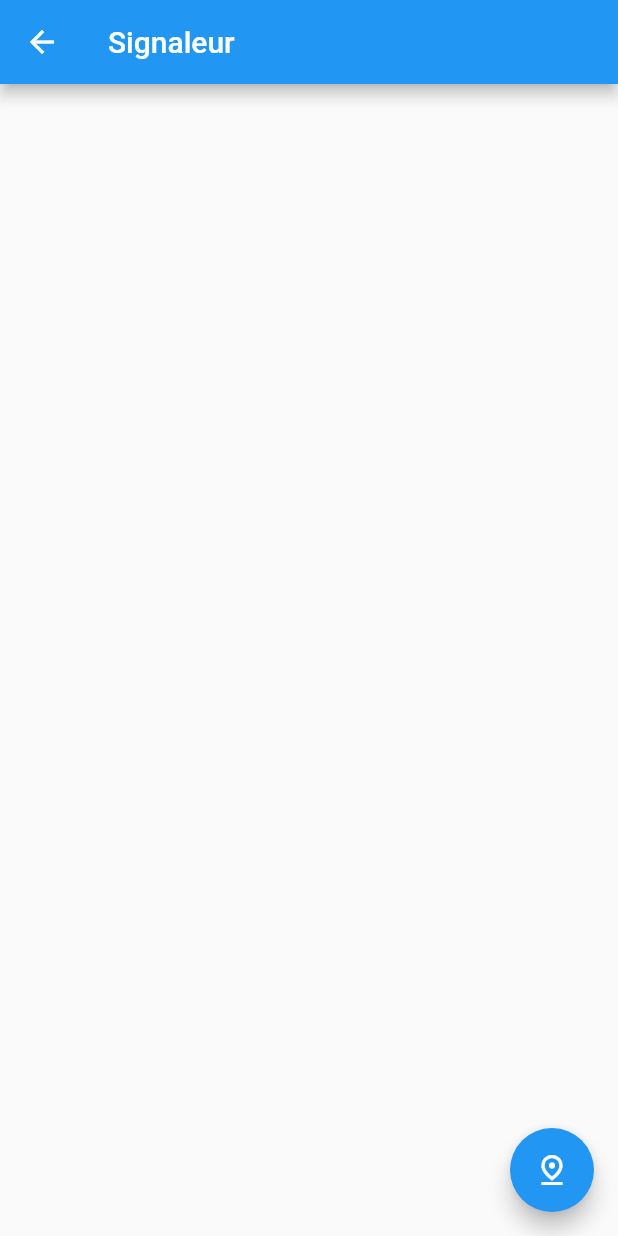
After one commit to Taki-Takieddine/Save-Us, a Flutter app: the LogIn screen opened directly, after a tap on "Log In", on a phone screen of 412 x 824 dp. The commit adds this screen. Run offline on Flutter 3.47's test engine with Material 2 defaults, Android fonts, the phone set to English and light mode, and no system bars.

Commit message:
ui signaleur

```diff
--- a/lib/auth/widget/button.dart
+++ b/lib/auth/widget/button.dart
@@ -1,11 +1,21 @@
- import 'package:flutter/material.dart';
+import 'package:applicationmemoire/screen/signaleur.dart';
+import 'package:flutter/material.dart';
+
 
 class Button extends StatelessWidget {
   const Button({Key? key}) : super(key: key);
 
   @override
   Widget build(BuildContext context) {
-    return Container(
+
+        return GestureDetector(
+      onTap: () {
+        Navigator.push(
+          context,
+           MaterialPageRoute(builder: ((context) => const Signaleur())));
+      },
+     child:
+    Container(
       height: 50,
       margin: const EdgeInsets.symmetric(horizontal: 50),
       decoration: BoxDecoration(
@@ -20,6 +30,7 @@ class Button extends StatelessWidget {
           fontWeight: FontWeight.bold,
           ),),
       ),
+    )
     );
   }
 }
--- /dev/null
+++ b/lib/screen/signaleur.dart
@@ -0,0 +1,30 @@
+import 'package:flutter/material.dart';
+
+
+class Signaleur extends StatelessWidget {
+  const Signaleur({ Key? key }) : super(key: key);
+
+  @override
+  Widget build(BuildContext context) {
+    return Scaffold(
+      appBar: AppBar(
+        title: Text("Signaleur") ,
+      ),
+      body: Center(
+        child: Column(
+          mainAxisAlignment: MainAxisAlignment.center,
+          children: <Widget> [
+
+          ],
+        ),
+      ),
+      floatingActionButton: FloatingActionButton(
+
+        onPressed: () {},
+          child: Icon(Icons.pin_drop_outlined),
+
+
+      ),
+    );
+  }
+}
```
